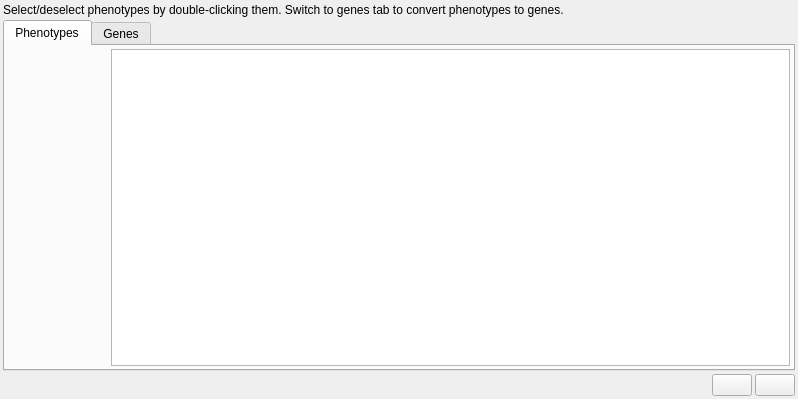
First picture: the form in src/GSvar/PhenoToGenesDialog.ui, repository imgag/ngs-bits, before the edit.
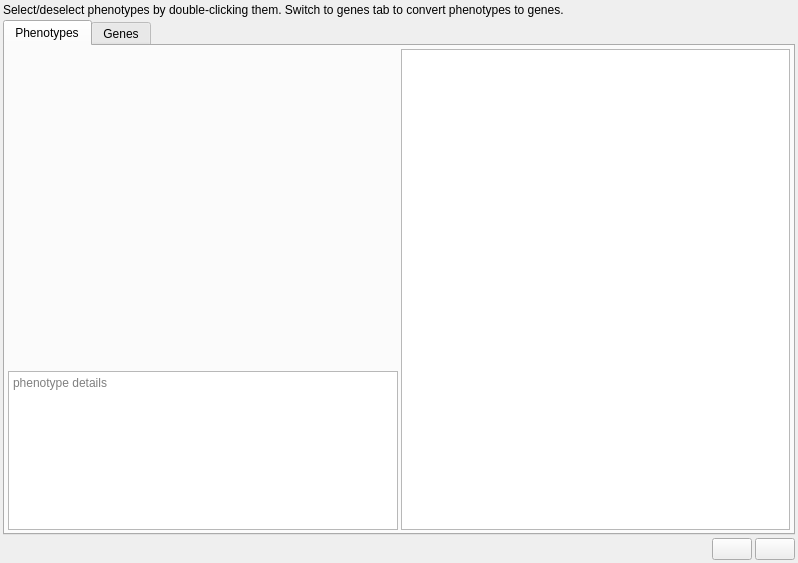
Second picture: the form after the edit. Icons and pictures are not drawn. Custom widgets are drawn as their Qt base class.

Commit message: GSvar: Added phenotype details to PhenoToGenesDialog

Patch:
```diff
--- a/src/GSvar/PhenoToGenesDialog.ui
+++ b/src/GSvar/PhenoToGenesDialog.ui
@@ -7,7 +7,7 @@
     <x>0</x>
     <y>0</y>
     <width>798</width>
-    <height>399</height>
+    <height>563</height>
    </rect>
   </property>
   <property name="windowTitle">
@@ -65,14 +65,28 @@
         <number>3</number>
        </property>
        <item>
+        <layout class="QVBoxLayout" name="verticalLayout_2" stretch="2,1">
+         <item>
         <widget class="PhenotypeSelector" name="pheno_sel" native="true">
          <property name="minimumSize">
           <size>
-           <width>100</width>
-           <height>0</height>
+             <width>200</width>
+             <height>200</height>
           </size>
          </property>
         </widget>
+         </item>
+         <item>
+          <widget class="QTextEdit" name="pheno_details">
+           <property name="readOnly">
+            <bool>true</bool>
+           </property>
+           <property name="placeholderText">
+            <string>phenotype details</string>
+           </property>
+          </widget>
+         </item>
+        </layout>
        </item>
        <item>
         <widget class="QListWidget" name="pheno">
```
Lines whose indentation alone changed are shown as unchanged. The commit also changes 5 other files.
